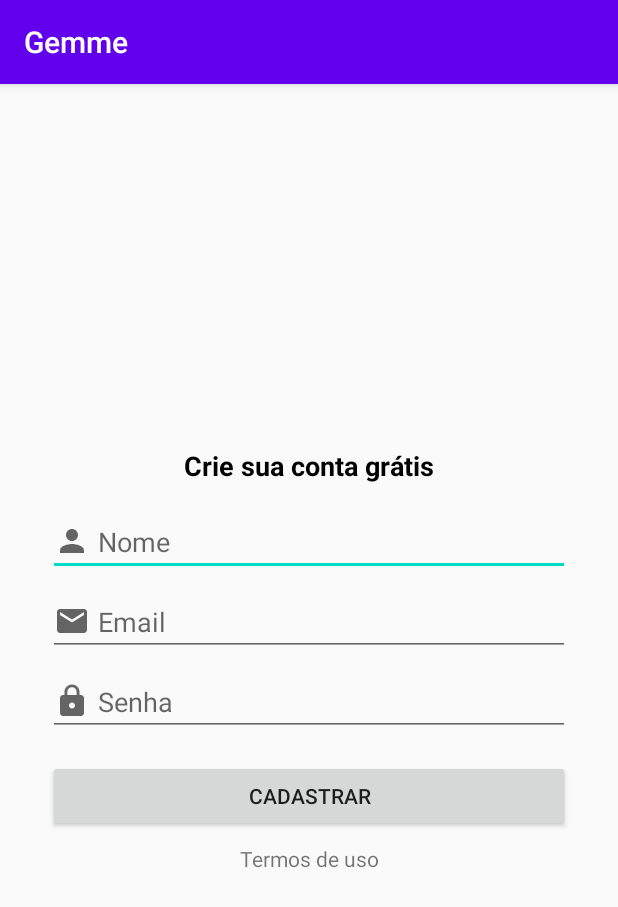
After one commit to GabrielIFPB/gemme, an Android app: the CadastroActivity screen opened directly, with no data from a screen before it, on a phone screen of 412 x 824 dp. The commit adds this screen. Shown: the top 907 px of the screen. Run offline under Robolectric (Android 15) with nearby library versions, the phone set to English and light mode, and no system bars.

Commit message:
criado activity de cadastro e login

```diff
--- a/app/src/main/AndroidManifest.xml
+++ b/app/src/main/AndroidManifest.xml
@@ -9,7 +9,11 @@
         android:roundIcon="@mipmap/ic_launcher_round"
         android:supportsRtl="true"
         android:theme="@style/AppTheme">
-        <activity android:name=".MainActivity" android:theme="@style/Theme.Intro">
+        <activity android:name=".activity.CadastroActivity"></activity>
+        <activity android:name=".activity.LoginActivity" />
+        <activity
+            android:name=".MainActivity"
+            android:theme="@style/Theme.Intro">
             <intent-filter>
                 <action android:name="android.intent.action.MAIN" />
 
--- /dev/null
+++ b/app/src/main/java/com/inteligenciadigital/gemme/activity/CadastroActivity.java
@@ -0,0 +1,14 @@
+package com.inteligenciadigital.gemme.activity;
+
+import androidx.appcompat.app.AppCompatActivity;
+import android.os.Bundle;
+import com.inteligenciadigital.gemme.R;
+
+public class CadastroActivity extends AppCompatActivity {
+
+	@Override
+	protected void onCreate(Bundle savedInstanceState) {
+		super.onCreate(savedInstanceState);
+		setContentView(R.layout.activity_cadastro);
+	}
+}
--- /dev/null
+++ b/app/src/main/res/drawable/email_24.xml
@@ -0,0 +1,10 @@
+<vector xmlns:android="http://schemas.android.com/apk/res/android"
+    android:width="24dp"
+    android:height="24dp"
+    android:viewportWidth="24"
+    android:viewportHeight="24"
+    android:tint="?attr/colorControlNormal">
+  <path
+      android:fillColor="@android:color/tab_indicator_text"
+      android:pathData="M20,4L4,4c-1.1,0 -1.99,0.9 -1.99,2L2,18c0,1.1 0.9,2 2,2h16c1.1,0 2,-0.9 2,-2L22,6c0,-1.1 -0.9,-2 -2,-2zM20,8l-8,5 -8,-5L4,6l8,5 8,-5v2z"/>
+</vector>
--- /dev/null
+++ b/app/src/main/res/drawable/lock_24.xml
@@ -0,0 +1,10 @@
+<vector xmlns:android="http://schemas.android.com/apk/res/android"
+    android:width="24dp"
+    android:height="24dp"
+    android:viewportWidth="24"
+    android:viewportHeight="24"
+    android:tint="?attr/colorControlNormal">
+  <path
+      android:fillColor="@android:color/tab_indicator_text"
+      android:pathData="M18,8h-1L17,6c0,-2.76 -2.24,-5 -5,-5S7,3.24 7,6v2L6,8c-1.1,0 -2,0.9 -2,2v10c0,1.1 0.9,2 2,2h12c1.1,0 2,-0.9 2,-2L20,10c0,-1.1 -0.9,-2 -2,-2zM12,17c-1.1,0 -2,-0.9 -2,-2s0.9,-2 2,-2 2,0.9 2,2 -0.9,2 -2,2zM15.1,8L8.9,8L8.9,6c0,-1.71 1.39,-3.1 3.1,-3.1 1.71,0 3.1,1.39 3.1,3.1v2z"/>
+</vector>
--- /dev/null
+++ b/app/src/main/res/drawable/person_24.xml
@@ -0,0 +1,10 @@
+<vector xmlns:android="http://schemas.android.com/apk/res/android"
+    android:width="24dp"
+    android:height="24dp"
+    android:viewportWidth="24"
+    android:viewportHeight="24"
+    android:tint="?attr/colorControlNormal">
+  <path
+      android:fillColor="@android:color/tab_indicator_text"
+      android:pathData="M12,12c2.21,0 4,-1.79 4,-4s-1.79,-4 -4,-4 -4,1.79 -4,4 1.79,4 4,4zM12,14c-2.67,0 -8,1.34 -8,4v2h16v-2c0,-2.66 -5.33,-4 -8,-4z"/>
+</vector>
--- /dev/null
+++ b/app/src/main/res/layout/activity_cadastro.xml
@@ -0,0 +1,111 @@
+<?xml version="1.0" encoding="utf-8"?>
+<androidx.constraintlayout.widget.ConstraintLayout xmlns:android="http://schemas.android.com/apk/res/android"
+    xmlns:app="http://schemas.android.com/apk/res-auto"
+    xmlns:tools="http://schemas.android.com/tools"
+    android:layout_width="match_parent"
+    android:layout_height="match_parent"
+    tools:context=".activity.CadastroActivity">
+
+    <TextView
+        android:id="@+id/textView6"
+        android:layout_width="wrap_content"
+        android:layout_height="wrap_content"
+        android:layout_marginBottom="16dp"
+        android:text="@string/tela_cadastro"
+        android:textColor="@android:color/black"
+        android:textSize="18sp"
+        android:textStyle="bold"
+        app:layout_constraintBottom_toTopOf="@+id/editTextTextPersonName"
+        app:layout_constraintEnd_toEndOf="parent"
+        app:layout_constraintHorizontal_bias="0.5"
+        app:layout_constraintStart_toStartOf="parent"
+        app:layout_constraintTop_toTopOf="parent"
+        app:layout_constraintVertical_chainStyle="packed" />
+
+    <EditText
+        android:id="@+id/editTextTextPersonName"
+        android:layout_width="0dp"
+        android:layout_height="wrap_content"
+        android:layout_marginStart="32dp"
+        android:layout_marginLeft="32dp"
+        android:layout_marginEnd="32dp"
+        android:layout_marginRight="32dp"
+        android:layout_marginBottom="8dp"
+        android:drawableLeft="@drawable/person_24"
+        android:drawablePadding="5dp"
+        android:ems="10"
+        android:hint="Nome"
+        android:inputType="textPersonName"
+        app:layout_constraintBottom_toTopOf="@+id/input_email_id"
+        app:layout_constraintEnd_toEndOf="parent"
+        app:layout_constraintHorizontal_bias="0.5"
+        app:layout_constraintStart_toStartOf="parent"
+        app:layout_constraintTop_toBottomOf="@+id/textView6" />
+
+    <EditText
+        android:id="@+id/input_email_id"
+        android:layout_width="0dp"
+        android:layout_height="wrap_content"
+        android:layout_marginStart="32dp"
+        android:layout_marginLeft="32dp"
+        android:layout_marginEnd="32dp"
+        android:layout_marginRight="32dp"
+        android:layout_marginBottom="8dp"
+        android:drawableLeft="@drawable/email_24"
+        android:drawablePadding="5dp"
+        android:ems="10"
+        android:hint="Email"
+        android:inputType="textEmailAddress"
+        app:layout_constraintBottom_toTopOf="@+id/editTextTextPassword"
+        app:layout_constraintEnd_toEndOf="parent"
+        app:layout_constraintHorizontal_bias="0.5"
+        app:layout_constraintStart_toStartOf="parent"
+        app:layout_constraintTop_toBottomOf="@+id/editTextTextPersonName" />
+
+    <EditText
+        android:id="@+id/editTextTextPassword"
+        android:layout_width="0dp"
+        android:layout_height="wrap_content"
+        android:layout_marginStart="32dp"
+        android:layout_marginLeft="32dp"
+        android:layout_marginEnd="32dp"
+        android:layout_marginRight="32dp"
+        android:drawableLeft="@drawable/lock_24"
+        android:drawablePadding="5dp"
+        android:ems="10"
+        android:hint="Senha"
+        android:inputType="textPassword"
+        app:layout_constraintBottom_toTopOf="@+id/button2"
+        app:layout_constraintEnd_toEndOf="parent"
+        app:layout_constraintHorizontal_bias="0.5"
+        app:layout_constraintStart_toStartOf="parent"
+        app:layout_constraintTop_toBottomOf="@+id/input_email_id" />
+
+    <Button
+        android:id="@+id/button2"
+        android:layout_width="0dp"
+        android:layout_height="wrap_content"
+        android:layout_marginStart="32dp"
+        android:layout_marginLeft="32dp"
+        android:layout_marginTop="16dp"
+        android:layout_marginEnd="32dp"
+        android:layout_marginRight="32dp"
+        android:layout_marginBottom="8dp"
+        android:text="@string/btn_cadastro"
+        app:layout_constraintBottom_toTopOf="@+id/textView7"
+        app:layout_constraintEnd_toEndOf="parent"
+        app:layout_constraintHorizontal_bias="0.5"
+        app:layout_constraintStart_toStartOf="parent"
+        app:layout_constraintTop_toBottomOf="@+id/editTextTextPassword" />
+
+    <TextView
+        android:id="@+id/textView7"
+        android:layout_width="wrap_content"
+        android:layout_height="wrap_content"
+        android:text="@string/termos_cadastro"
+        app:layout_constraintBottom_toBottomOf="parent"
+        app:layout_constraintEnd_toEndOf="parent"
+        app:layout_constraintHorizontal_bias="0.5"
+        app:layout_constraintStart_toStartOf="parent"
+        app:layout_constraintTop_toBottomOf="@+id/button2" />
+</androidx.constraintlayout.widget.ConstraintLayout>
--- a/app/src/main/res/values/strings.xml
+++ b/app/src/main/res/values/strings.xml
@@ -8,4 +8,15 @@
     <string name="descricao_slide_3">Receba alertas quando quiser</string>
     <string name="titulo_slide_4">Tudo organizado, no celular ou computador</string>
     <string name="descricao_slide_4">Use no seu smartphone e acessendo o Gemme pelo site</string>
+    <string name="titulo_cadsatro">Crie sua conta grátis</string>
+    <string name="descricao_cadastro">Junte-se a mais de meio milhão\n de pessoas e comence já</string>
+    <string name="botao_cadastro">Cadastre-se</string>
+    <string name="link_log_cadastro">Já tenho conta</string>
+    <string name="tela_cadastro">Crie sua conta grátis</string>
+    <string name="btn_Login">Log In</string>
+    <string name="btn_cadastro">Cadastrar</string>
+    <string name="termos_cadastro">Termos de uso</string>
+    <string name="titulo_login">Acesse sua conta</string>
+    <string name="email">Email</string>
+    <string name="senha">Senha</string>
 </resources>
```
Also changed, not shown: app/src/main/java/com/inteligenciadigital/gemme/MainActivity.java (+23 -0 lines), app/src/main/java/com/inteligenciadigital/gemme/activity/LoginActivity.java (added, +14 -0 lines), app/src/main/res/layout/activity_login.xml (added, +93 -0 lines), app/src/main/res/layout/slide_cadastro.xml (added, +84 -0 lines).
